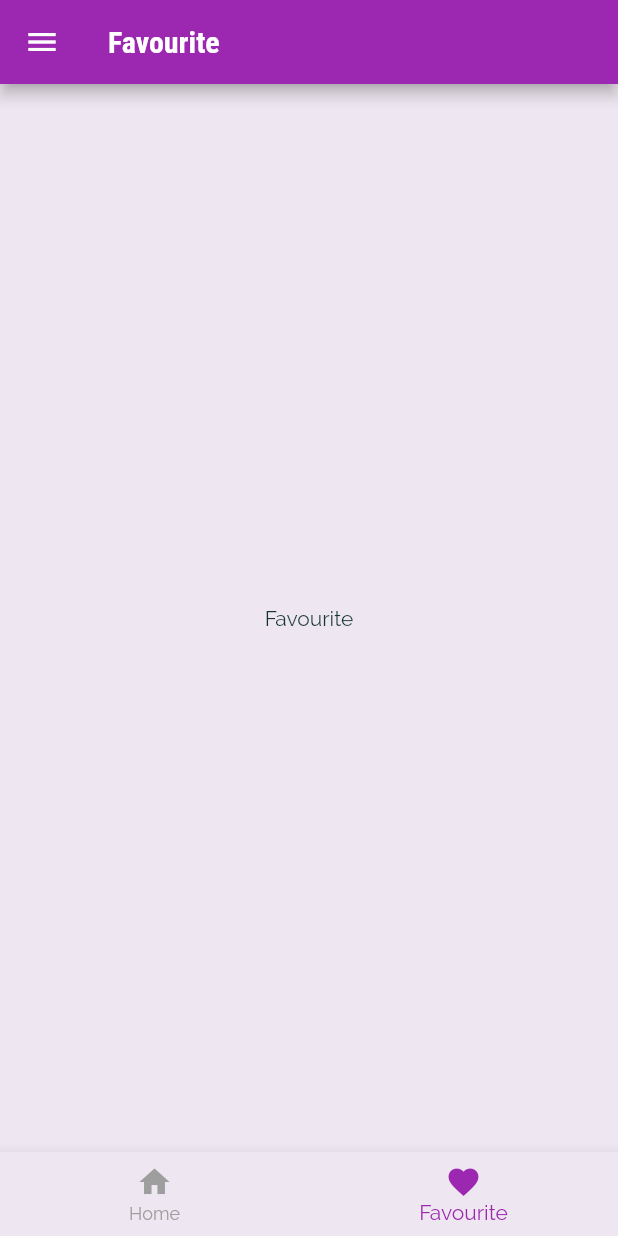
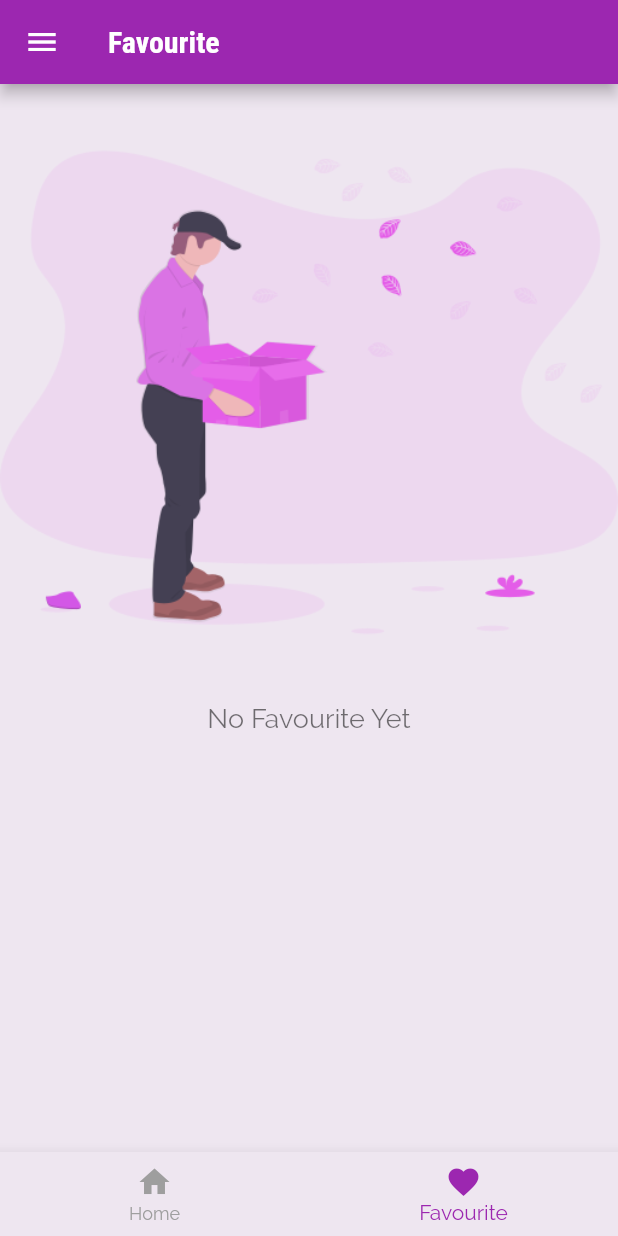
Before and after one commit to Alpha2Chris14/mealApp, a Flutter app: the screen it shows after launch, item 2 of the bottom bar chosen, on a phone screen of 412 x 824 dp. Run offline on Flutter 3.47's test engine with Material 2 defaults, Android fonts, the phone set to English and light mode, and no system bars.

Commit message:
style Favourite page and modifed application

```diff
--- a/lib/main.dart
+++ b/lib/main.dart
@@ -27,6 +27,7 @@ class _MyAppState extends State<MyApp> {
   };
 
   List<Meal> _availableMeals = DUMMY_MEALS;
+  List<Meal> _favoriteMeals = [];
   void _setFilters(Map<String, bool> filterData) {
     setState(() {
       _filters = filterData;
@@ -50,6 +51,8 @@ class _MyAppState extends State<MyApp> {
       }).toList();
     });
   }
+
+  void _toggleFavourite(String mealId) {}
 
   //just did a code review
   @override
@@ -83,7 +86,7 @@ class _MyAppState extends State<MyApp> {
       // home: const CategoriesScreen(),
       initialRoute: "/",
       routes: {
-        '/': (ctx) => const TabScreen(),
+        '/': (ctx) => TabScreen(_favoriteMeals),
         CategoriesMealsScreen.routeName: (ctx) =>
             CategoriesMealsScreen(_availableMeals),
         MealDetailScreen.routeName: (ctx) => const MealDetailScreen(),
--- a/lib/screens/favourite.dart
+++ b/lib/screens/favourite.dart
@@ -1,14 +1,29 @@
 import 'package:flutter/cupertino.dart';
+import 'package:flutter/material.dart';
 import 'package:flutter/src/widgets/container.dart';
 import 'package:flutter/src/widgets/framework.dart';
 
+import '../models/meal.dart';
+
 class Favourite extends StatelessWidget {
-  const Favourite({super.key});
+  List<Meal> favoriteMeals;
+  Favourite(this.favoriteMeals);
 
   @override
   Widget build(BuildContext context) {
-    return const Center(
-      child: Text("Favourite"),
+    return Center(
+      child: Column(
+        children: [
+          Image.asset("assets/images/no-transactions.png"),
+          Text(
+            "No Favourite Yet",
+            style: Theme.of(context).textTheme.titleMedium?.copyWith(
+                  color: Colors.black54,
+                  fontWeight: FontWeight.w400,
+                ),
+          )
+        ],
+      ),
     );
   }
 }
--- a/lib/screens/tab_screen.dart
+++ b/lib/screens/tab_screen.dart
@@ -2,10 +2,12 @@ import 'package:flutter/material.dart';
 import 'package:mealapp/screens/favourite.dart';
 import 'package:mealapp/widgets/main_drawer.dart';
 
+import '../models/meal.dart';
 import 'categories_screen.dart';
 
 class TabScreen extends StatefulWidget {
-  const TabScreen({super.key});
+  List<Meal> favoriteMeals = [];
+  TabScreen(this.favoriteMeals);
   static const routeName = "tab_screen";
 
   @override
@@ -13,11 +15,19 @@ class TabScreen extends StatefulWidget {
 }
 
 class _TabScreenState extends State<TabScreen> {
-  List<Map<String, Object>> tabScreen = [
-    {"title": "DeliMeal", "page": const CategoriesScreen()},
-    {"title": "Favourite", "page": const Favourite()},
-  ];
+  late List<Map<String, Object>> tabScreen;
   int _tabSelected = 0;
+
+  @override
+  void initState() {
+    tabScreen = [
+      {"title": "DeliMeal", "page": const CategoriesScreen()},
+      {"title": "Favourite", "page": Favourite(widget.favoriteMeals)},
+    ];
+    // TODO: implement initState
+    super.initState();
+  }
+
   void _selectedTab(index) {
     setState(() {
       _tabSelected = index;
--- a/pubspec.yaml
+++ b/pubspec.yaml
@@ -60,8 +60,8 @@ flutter:
   uses-material-design: true
 
   # To add assets to your application, add an assets section, like this:
-  # assets:
-  #   - images/a_dot_burr.jpeg
+  assets:
+    - assets/images/no-transactions.png
   #   - images/a_dot_ham.jpeg
 
   # An image asset can refer to one or more resolution-specific "variants", see
```
Also changed, not shown: assets/images/no-transactions.png (added).
